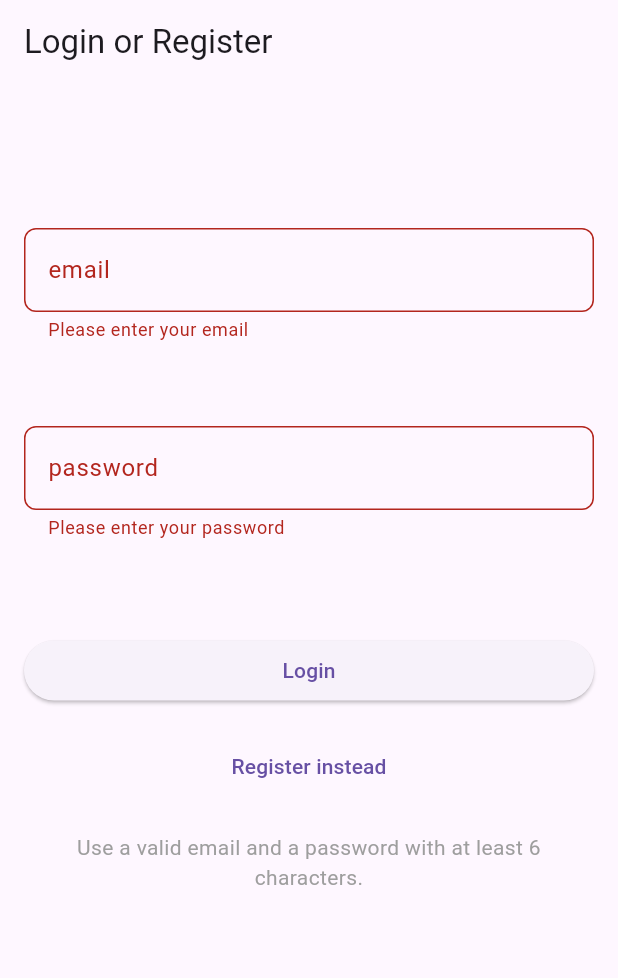
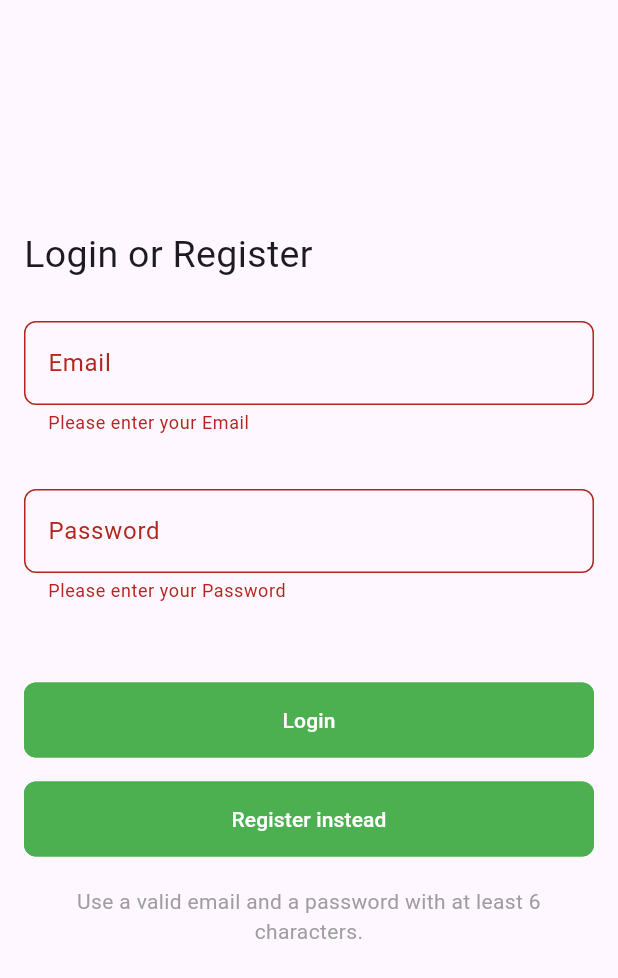
Before and after one commit to JustinasBliujus/expenses_tracker, a Flutter app: the screen it shows after launch, after a tap on "Login", on a phone screen of 412 x 824 dp. Shown: the top 978 px of the screen. Run offline on Flutter 3.47's test engine with Material 3 defaults, Android fonts, the phone set to English and light mode, and no system bars; our stand-ins replace cloud_firestore, firebase_auth, firebase_core, fl_chart; accounts and stored records are empty; generated files the repository leaves out were written again.

Commit message:
Improved reusability and naming conventions

```diff
--- a/lib/Classes/category.dart
+++ b/lib/classes/category.dart
@@ -1,12 +1,12 @@
 import 'package:flutter/material.dart';
 
 class Category {
-  final String id; // Add id field
+  final String id;
   final String category;
   final String color;
 
   Category({
-    required this.id,  // Update the constructor to include id
+    required this.id,
     required this.category,
     required this.color,
   });
@@ -14,7 +14,7 @@ class Category {
   // Factory constructor to create a Category object from Firestore document data
   factory Category.fromMap(Map<String, dynamic> map, String id) {
     return Category(
-      id: id,  // Pass the id to the constructor
+      id: id,
       category: map['category'] ?? 'Unknown',
       color: map['color'] ?? 'Unknown',
     );
--- a/lib/main.dart
+++ b/lib/main.dart
@@ -1,4 +1,4 @@
-import 'package:expenses_tracker/widgetTree.dart';
+import 'package:expenses_tracker/widget_tree.dart';
 import 'package:flutter/material.dart';
 import 'package:firebase_core/firebase_core.dart';
 import 'package:expenses_tracker/Services/firebase_options.dart';
--- a/lib/Pages/history.dart
+++ b/lib/pages/history.dart
@@ -3,7 +3,7 @@ import 'package:provider/provider.dart';
 import 'package:cloud_firestore/cloud_firestore.dart';
 import 'package:expenses_tracker/Services/auth.dart';
 import 'package:expenses_tracker/Services/database.dart';
-import 'package:expenses_tracker/Pages/SharedWidgets/navigationDrawerCustom.dart';
+import 'package:expenses_tracker/Pages/reusableWidgets/navigation_drawer.dart';
 import 'package:intl/intl.dart';
 import 'package:expenses_tracker/Classes/expense.dart';
 import 'package:expenses_tracker/Classes/category.dart';
--- a/lib/Pages/loginRegister.dart
+++ b/lib/pages/login_register.dart
@@ -1,7 +1,12 @@
+import 'package:expenses_tracker/pages/reusableWidgets/styled_action_button.dart';
+import 'package:expenses_tracker/pages/reusableWidgets/styled_header_text.dart';
+import 'package:expenses_tracker/pages/reusableWidgets/styled_sized_box.dart';
+import 'package:expenses_tracker/pages/reusableWidgets/styled_text_form_field.dart';
 import 'package:flutter/material.dart';
 import 'package:expenses_tracker/Services/auth.dart';
 import 'package:firebase_auth/firebase_auth.dart';
 import 'package:expenses_tracker/main.dart';
+import 'package:expenses_tracker/pages/reusableWidgets/all_widgets.dart';
 
 class LoginRegister extends StatefulWidget {
   const LoginRegister({super.key});
@@ -47,62 +52,10 @@ class _LoginRegisterState extends State<LoginRegister> {
     }
   }
 
-  Widget _title() {
-    return const Text('Login or Register');
-  }
-
-  Widget _entryField(String title, TextEditingController controller,
-      {bool isPassword = false}) {
-    return TextFormField(
-      controller: controller,
-      obscureText: isPassword,
-      decoration: InputDecoration(
-        labelText: title,
-        border: OutlineInputBorder(
-          borderRadius: BorderRadius.circular(8.0),
-        ),
-      ),
-      validator: (value) {
-        if (value == null || value.isEmpty) {
-          return 'Please enter your $title';
-        }
-        if (title == 'email' && !RegExp(r'\S+@\S+\.\S+').hasMatch(value)) {
-          return 'Please enter a valid email';
-        }
-        if (title == 'password' && value.length < 6) {
-          return 'Password must be at least 6 characters long';
-        }
-        return null;
-      },
-    );
-  }
-
   Widget _errorMessage() {
     return Text(
       errorMessage == '' ? '' : 'Error: $errorMessage',
       style: const TextStyle(color: Colors.red),
-    );
-  }
-
-  Widget _submitButton() {
-    return ElevatedButton(
-      onPressed: () {
-        if (_formKey.currentState?.validate() ?? false) {
-          isLogin ? signInWithEmailAndPassword() : createUserWithEmailAndPassword();
-        }
-      },
-      child: Text(isLogin ? 'Login' : 'Register'),
-    );
-  }
-
-  Widget _loginOrRegisterButton() {
-    return TextButton(
-      onPressed: () {
-        setState(() {
-          isLogin = !isLogin;
-        });
-      },
-      child: Text(isLogin ? 'Register instead' : 'Login instead'),
     );
   }
 
@@ -122,9 +75,7 @@ class _LoginRegisterState extends State<LoginRegister> {
   @override
   Widget build(BuildContext context) {
     return Scaffold(
-      appBar: AppBar(
-        title: _title(),
-      ),
+      appBar: AppBar(),
       body: Padding(
         padding: const EdgeInsets.all(16),
         child: Column(
@@ -135,15 +86,31 @@ class _LoginRegisterState extends State<LoginRegister> {
               child: Column(
                 crossAxisAlignment: CrossAxisAlignment.stretch,
                 children: [
-                  _entryField('email', _controllerEmail),
-                  const SizedBox(height: 56),
-                  _entryField('password', _controllerPassword, isPassword: true),
-                  const SizedBox(height: 26),
+                  StyledHeaderText(text: "Login or Register"),
+                  const StyledSizedBox(height: 26),
+                  StyledTextFormField(controller: _controllerEmail, labelText: 'Email',),
+                  const SizedBox(height: 36),
+                  StyledTextFormField(controller: _controllerPassword,
+                      labelText: 'Password', isPassword: true),
+                  const StyledSizedBox(height: 16),
                   _errorMessage(),
-                  const SizedBox(height: 16),
-                  _submitButton(),
-                  const SizedBox(height: 16),
-                  _loginOrRegisterButton(),
+                  const StyledSizedBox(height: 16),
+                  StyledActionButton(
+                    buttonText:isLogin ? 'Login' : 'Register',
+                    buttonColor: Colors.green,
+                    onPressed: () {
+                      if (_formKey.currentState?.validate() ?? false) {
+                        isLogin ? signInWithEmailAndPassword() : createUserWithEmailAndPassword();
+                      }
+                    },),
+                  const StyledSizedBox(height: 16),
+                  StyledActionButton(buttonText:isLogin ? 'Register instead' : 'Login instead',
+                    buttonColor: Colors.green,
+                    onPressed: () {
+                    setState(() {
+                      isLogin = !isLogin;
+                    });
+                  },),
                   _hintText(),
                 ],
               ),
--- a/lib/Pages/OverviewPage/overview.dart
+++ b/lib/pages/overviewPage/overview.dart
@@ -1,6 +1,6 @@
 import 'package:flutter/material.dart';
-import 'package:expenses_tracker/Pages/OverviewPage/tabBarCustom.dart';
-import 'package:expenses_tracker/Pages/SharedWidgets/navigationDrawerCustom.dart';
+import 'package:expenses_tracker/Pages/OverviewPage/top_tab_bar.dart';
+import 'package:expenses_tracker/Pages/reusableWidgets/navigation_drawer.dart';
 class Overview extends StatefulWidget {
   const Overview({super.key});
 
--- a/lib/Pages/OverviewPage/tabBarCustom.dart
+++ b/lib/pages/overviewPage/top_tab_bar.dart
@@ -1,6 +1,6 @@
 import 'package:flutter/material.dart';
 import 'package:expenses_tracker/Classes/expense.dart';
-import 'package:expenses_tracker/Pages/OverviewPage/pieChartCustom.dart';
+import 'package:expenses_tracker/Pages/OverviewPage/pie_chart.dart';
 import 'package:expenses_tracker/Services/database.dart';
 import 'package:expenses_tracker/Services/auth.dart';
 import 'package:provider/provider.dart';
--- /dev/null
+++ b/lib/pages/reusableWidgets/styled_action_button.dart
@@ -0,0 +1,47 @@
+import 'package:flutter/material.dart';
+
+class StyledActionButton extends StatelessWidget {
+  final Color buttonColor;
+  final IconData? buttonIcon;
+  final String? buttonText;
+  final VoidCallback onPressed;
+
+  const StyledActionButton({
+    super.key,
+    required this.buttonColor,
+    this.buttonIcon,
+    this.buttonText,
+    required this.onPressed,
+  }) : assert(buttonIcon != null || buttonText != null, 'Either buttonIcon or buttonText must be provided');
+
+  @override
+  Widget build(BuildContext context) {
+    return Container(
+      width: 50,
+      height: 50,
+      decoration: BoxDecoration(
+        color: buttonColor,
+        shape: BoxShape.rectangle,
+        borderRadius: BorderRadius.circular(8),
+      ),
+      child: buttonIcon != null
+          ? IconButton(
+        icon: Icon(buttonIcon, color: Colors.white),
+        onPressed: onPressed,
+      )
+          : TextButton(
+        onPressed: onPressed,
+        style: TextButton.styleFrom(
+          foregroundColor: Colors.white,
+          padding: EdgeInsets.zero,
+          minimumSize: Size(50, 50),
+          backgroundColor: buttonColor,
+          shape: RoundedRectangleBorder(
+            borderRadius: BorderRadius.circular(8),
+          ),
+        ),
+        child: Text(buttonText!),
+      ),
+    );
+  }
+}
--- /dev/null
+++ b/lib/pages/reusableWidgets/styled_header_text.dart
@@ -0,0 +1,15 @@
+import 'package:flutter/material.dart';
+
+class StyledHeaderText extends StatelessWidget {
+  final String text;
+
+  const StyledHeaderText({super.key, required this.text});
+
+  @override
+  Widget build(BuildContext context) {
+    return Text(
+      text,
+      style: const TextStyle(fontSize: 25),
+    );
+  }
+}
--- /dev/null
+++ b/lib/pages/reusableWidgets/styled_sized_box.dart
@@ -0,0 +1,12 @@
+import 'package:flutter/material.dart';
+
+class StyledSizedBox extends StatelessWidget {
+  final double height;
+
+  const StyledSizedBox({super.key, required this.height});
+
+  @override
+  Widget build(BuildContext context) {
+    return SizedBox(height: height);
+  }
+}
--- /dev/null
+++ b/lib/pages/reusableWidgets/styled_text_form_field.dart
@@ -0,0 +1,54 @@
+import 'package:flutter/material.dart';
+
+class StyledTextFormField extends StatelessWidget {
+  final TextEditingController controller;
+  final String labelText;
+  final bool isPassword;
+  final TextInputType keyboardType;
+
+  const StyledTextFormField({
+    super.key,
+    required this.controller,
+    required this.labelText,
+    this.isPassword = false,
+    this.keyboardType = TextInputType.text,
+  });
+
+  /// Named constructor for password fields
+  const StyledTextFormField.password({
+    super.key,
+    required this.controller,
+    this.labelText = 'Password',
+  })  : isPassword = true,
+        keyboardType = TextInputType.text;
+
+  String? _validator(String? value) {
+    if (value == null || value.isEmpty) {
+      return 'Please enter your $labelText';
+    }
+    if (labelText.toLowerCase() == 'email' &&
+        !RegExp(r'\S+@\S+\.\S+').hasMatch(value)) {
+      return 'Please enter a valid email';
+    }
+    if (isPassword && value.length < 6) {
+      return 'Password must be at least 6 characters long';
+    }
+    return null;
+  }
+
+  @override
+  Widget build(BuildContext context) {
+    return TextFormField(
+      controller: controller,
+      obscureText: isPassword,
+      keyboardType: keyboardType,
+      decoration: InputDecoration(
+        labelText: labelText,
+        border: OutlineInputBorder(
+          borderRadius: BorderRadius.circular(8.0),
+        ),
+      ),
+      validator: _validator,
+    );
+  }
+}
--- a/lib/Services/database.dart
+++ b/lib/services/database.dart
@@ -61,7 +61,7 @@ class DatabaseService {
     return categoriesCollection.snapshots().map((snapshot) {
       return snapshot.docs.map((doc) {
         final data = doc.data() as Map<String, dynamic>;
-        return Category.fromMap(data, doc.id);  // Pass the document ID here
+        return Category.fromMap(data, doc.id);
       }).toList();
     });
   }
--- a/lib/widgetTree.dart
+++ b/lib/widget_tree.dart
@@ -1,5 +1,5 @@
 import 'package:expenses_tracker/Services/auth.dart';
-import 'package:expenses_tracker/Pages/loginRegister.dart';
+import 'package:expenses_tracker/Pages/login_register.dart';
 import 'package:firebase_auth/firebase_auth.dart';
 import 'package:flutter/material.dart';
 import 'package:expenses_tracker/Pages/OverviewPage/overview.dart';
```
Also changed, not shown: lib/classes/expense.dart (renamed from lib/Classes/expense.dart, +3 -4 lines), lib/pages/add_expense.dart (renamed from lib/Pages/addExpense.dart, +22 -14 lines), lib/pages/manage_categories.dart (renamed from lib/Pages/manageCategories.dart, +11 -9 lines), lib/pages/reusableWidgets/all_widgets.dart (renamed from lib/Pages/SharedWidgets/formWidgets.dart, +6 -82 lines), lib/pages/reusableWidgets/navigation_drawer.dart (renamed from lib/Pages/SharedWidgets/navigationDrawerCustom.dart, +7 -6 lines), lib/pages/overviewPage/pie_chart.dart (renamed from lib/Pages/OverviewPage/pieChartCustom.dart), lib/services/auth.dart (renamed from lib/Services/auth.dart), 2 other files.
